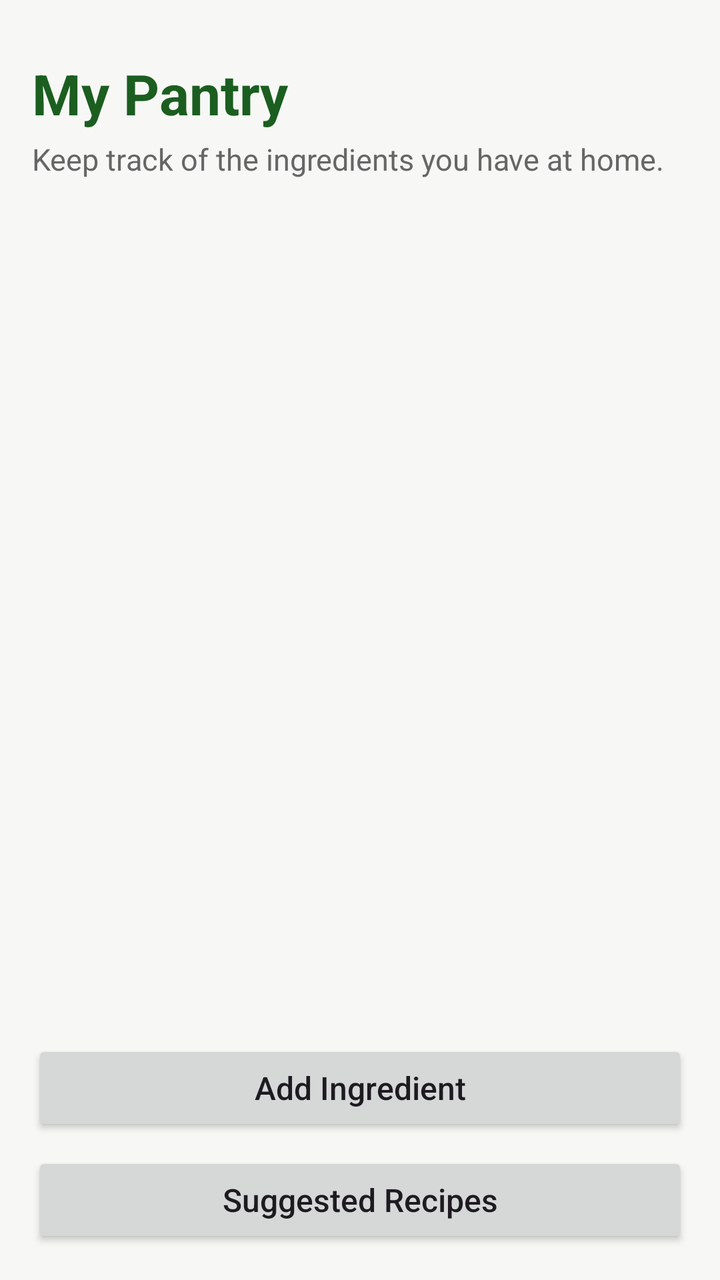
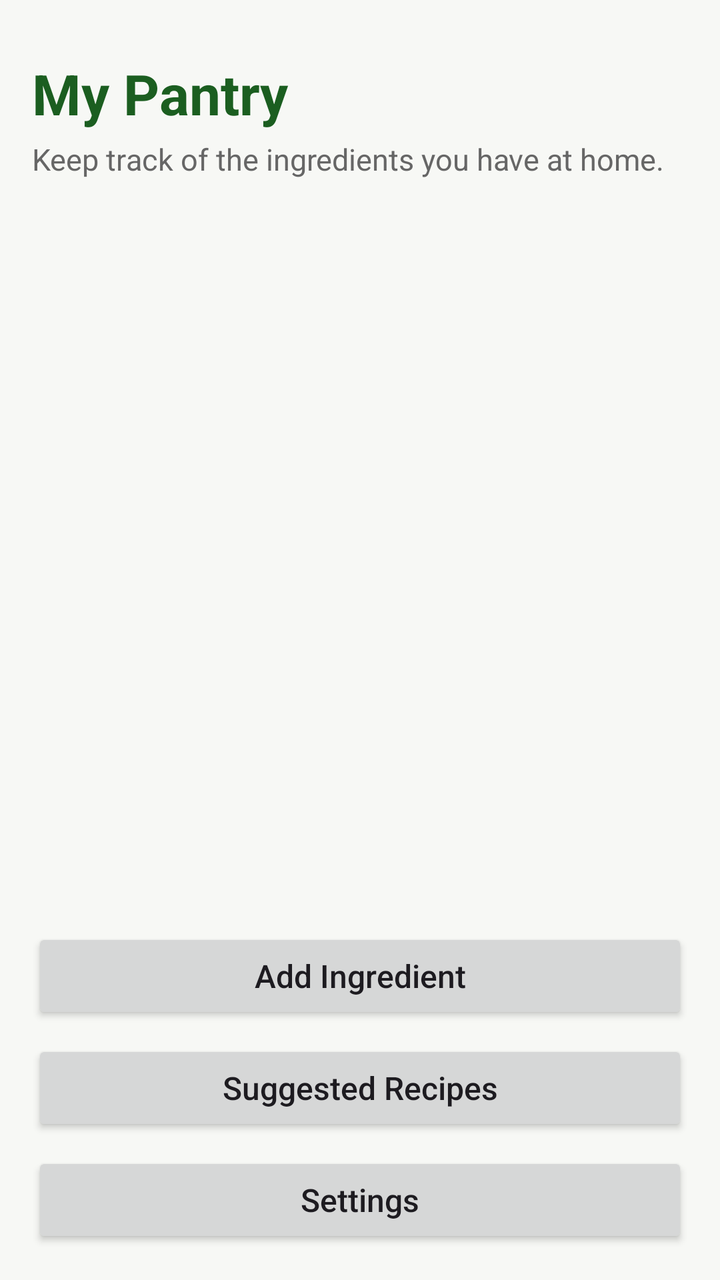

Two renders of the same Android screen: before a commit and after it. Below are the layout's source before the change and the commit's diff.
<!-- AndroidManifest.xml: application theme Theme.SmartPantryManager -->
<!-- res/layout/activity_main.xml -->
<?xml version="1.0" encoding="utf-8"?>
<LinearLayout xmlns:android="http://schemas.android.com/apk/res/android"
    android:layout_width="match_parent"
    android:layout_height="match_parent"
    android:orientation="vertical"
    android:background="#F7F8F5"
    android:padding="16dp">

    <TextView
        android:id="@+id/textTitle"
        android:layout_width="match_parent"
        android:layout_height="wrap_content"
        android:text="My Pantry"
        android:textSize="28sp"
        android:textStyle="bold"
        android:textColor="#1B5E20"
        android:layout_marginTop="12dp" />

    <TextView
        android:layout_width="match_parent"
        android:layout_height="wrap_content"
        android:text="Keep track of the ingredients you have at home."
        android:textSize="15sp"
        android:textColor="#666666"
        android:layout_marginTop="4dp"
        android:layout_marginBottom="16dp" />

    <TextView
        android:id="@+id/textEmpty"
        android:layout_width="match_parent"
        android:layout_height="wrap_content"
        android:text="Your pantry is empty. Add your first ingredient."
        android:textSize="16sp"
        android:textColor="#777777"
        android:gravity="center"
        android:padding="24dp"
        android:visibility="gone" />

    <androidx.recyclerview.widget.RecyclerView
        android:id="@+id/recyclerViewIngredients"
        android:layout_width="match_parent"
        android:layout_height="0dp"
        android:layout_weight="1" />

    <Button
        android:id="@+id/buttonAddIngredient"
        android:layout_width="match_parent"
        android:layout_height="wrap_content"
        android:text="Add Ingredient"
        android:textAllCaps="false"
        android:textSize="16sp"
        android:layout_marginTop="12dp" />

    <Button
        android:id="@+id/buttonSuggestedRecipes"
        android:layout_width="match_parent"
        android:layout_height="wrap_content"
        android:text="Suggested Recipes"
        android:textAllCaps="false"
        android:textSize="16sp"
        android:layout_marginTop="8dp" />

</LinearLayout>
<!-- resources referenced by this layout -->
<resources>
  <style name="Theme.SmartPantryManager" parent="Base.Theme.SmartPantryManager" />
  <style name="Base.Theme.SmartPantryManager" parent="Theme.Material3.DayNight.NoActionBar">
          
          
      </style>
</resources>

<!-- the commit's change to res/layout/activity_main.xml (unified diff, before → after) -->
@@ -60,4 +60,13 @@
         android:textSize="16sp"
         android:layout_marginTop="8dp" />
 
+    <Button
+        android:id="@+id/buttonSettings"
+        android:layout_width="match_parent"
+        android:layout_height="wrap_content"
+        android:text="Settings"
+        android:textAllCaps="false"
+        android:textSize="16sp"
+        android:layout_marginTop="8dp" />
+
 </LinearLayout>
